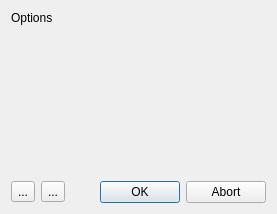
First picture: the form in src/ui/clipstabilize_ui.ui, repository KDE/kdenlive, before the edit.
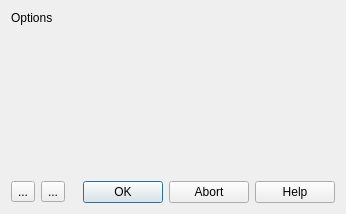
Second picture: the form after the edit. Icons and pictures are not drawn.

Commit message:
Add help button to Stabilize Clip dialog
Connects a standard QDialogButtonBox::Help button to the official
stabilize documentation in the media menu.

Diff of the .ui file:
```diff
--- a/src/ui/clipstabilize_ui.ui
+++ b/src/ui/clipstabilize_ui.ui
@@ -84,7 +84,7 @@
       <enum>Qt::Horizontal</enum>
      </property>
      <property name="standardButtons">
-      <set>QDialogButtonBox::Abort|QDialogButtonBox::Ok</set>
+      <set>QDialogButtonBox::Abort|QDialogButtonBox::Help|QDialogButtonBox::Ok</set>
      </property>
     </widget>
    </item>
```
The commit also changes 1 other file.
